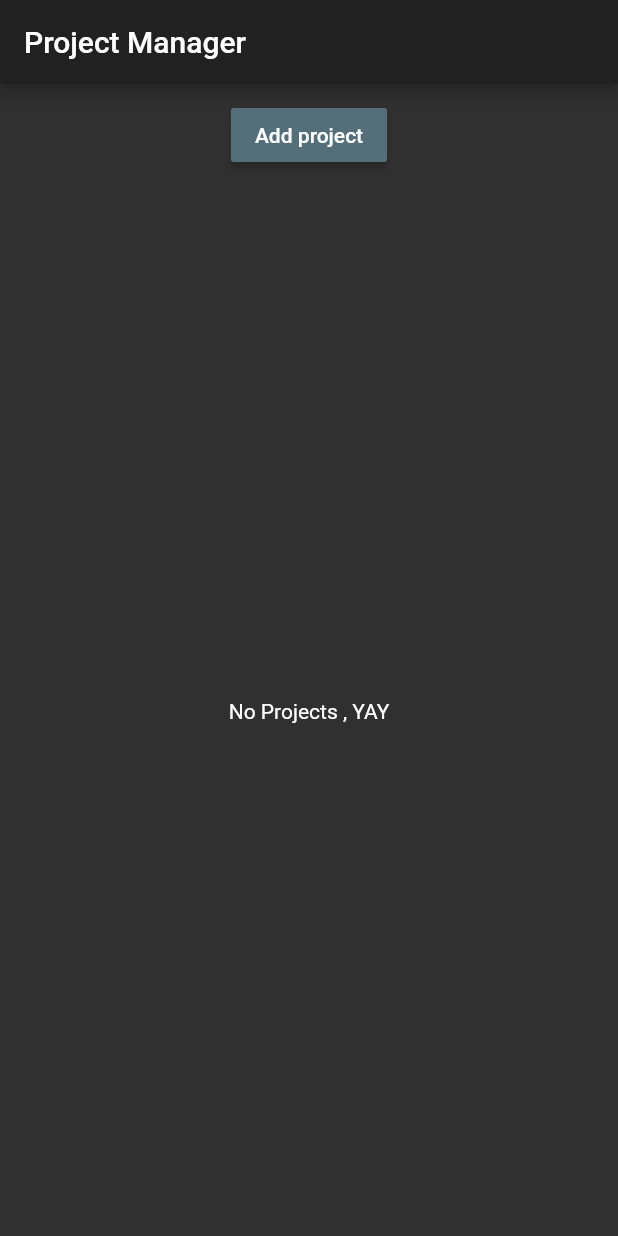
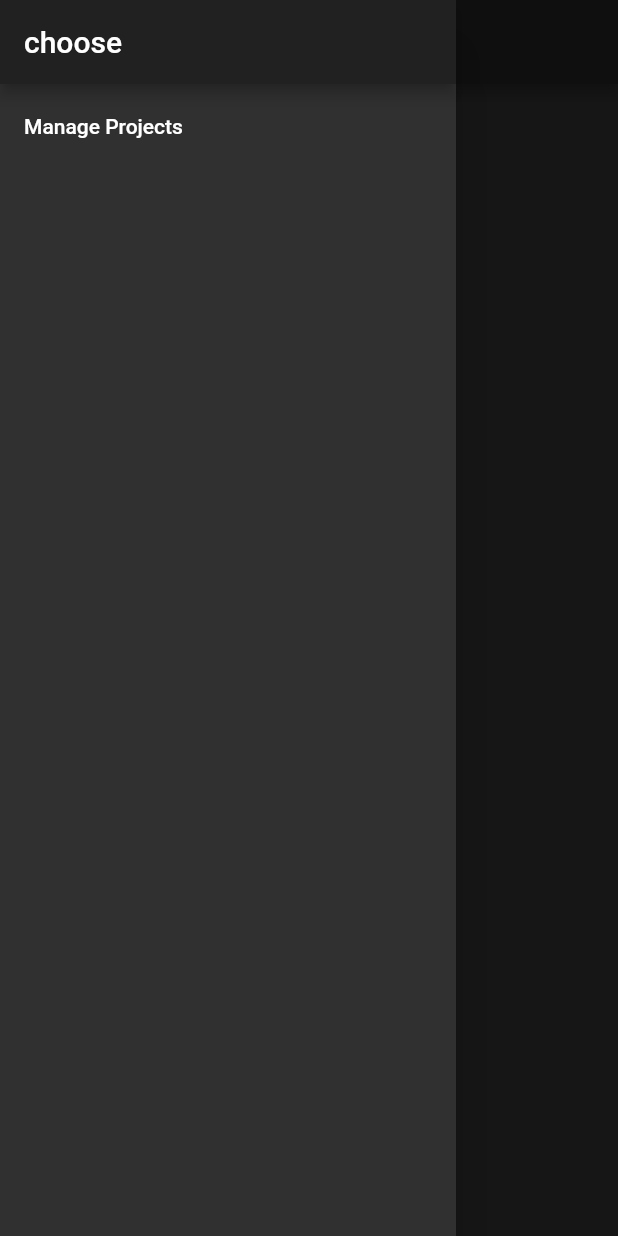
Before and after one commit to justmoo/flutter, a Flutter app: the ProjectPage screen opened directly, with the side drawer open (before the commit the screen has no drawer), on a phone screen of 412 x 824 dp. Run offline on Flutter 3.47's test engine with Material 2 defaults, Android fonts, the phone set to English and light mode, and no system bars.

Commit message:
adding the taps

```diff
--- a/lib/pages/projects.dart
+++ b/lib/pages/projects.dart
@@ -1,17 +1,35 @@
 import 'package:flutter/material.dart';
 import '../ProjectManager.dart';
+import './projectAdmins.dart';
 
 class ProjectPage extends StatelessWidget {
-@override
+  @override
   Widget build(BuildContext context) {
+    return  Scaffold(
+      drawer: Drawer(
+        child: Column(
+          children: <Widget>[
+            AppBar(
+              automaticallyImplyLeading: false,
+              title: Text('choose'),
+            ),
+            ListTile(
+              title: Text('Manage Projects'),
+              onTap: () {
+                Navigator.push(
+                    context,
+                    MaterialPageRoute(
+                        builder: (BuildContext context) => ProjectsAdmin()));
+              },
+            )
+          ],
+        ),
+      ),
+      appBar: AppBar(
+        title: new Text('Project Manager'),
 
-    return new Scaffold(
-          appBar: AppBar( title: new Text('Project Manager'),),
-          body: ProjectManager(),
-
-
-        );
+      ),
+      body: ProjectManager(),
+    );
   }
-
-
 }
```
Also changed, not shown: lib/pages/Project-create.dart (added, +9 -0 lines), lib/pages/Project-list.dart (added, +9 -0 lines), lib/pages/projectAdmins.dart (added, +45 -0 lines).
